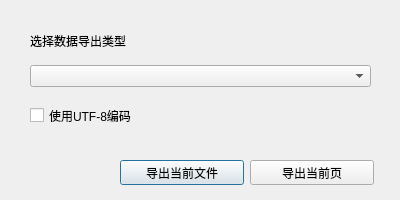
First picture: the form in src/dialogchooseexporttype.ui, repository cnldw/FinanceFileReader, before the edit.
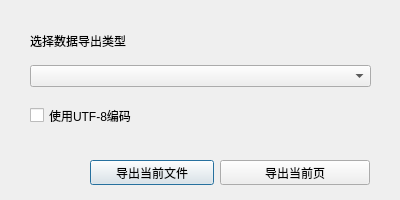
Second picture: the form after the edit.

```diff
--- a/src/dialogchooseexporttype.ui
+++ b/src/dialogchooseexporttype.ui
@@ -28,7 +28,7 @@
   <widget class="QPushButton" name="pushButtonAll">
    <property name="geometry">
     <rect>
-     <x>120</x>
+     <x>90</x>
      <y>160</y>
      <width>124</width>
      <height>25</height>
@@ -41,9 +41,9 @@
   <widget class="QPushButton" name="pushButtonCurrentPage">
    <property name="geometry">
     <rect>
-     <x>250</x>
+     <x>220</x>
      <y>160</y>
-     <width>124</width>
+     <width>150</width>
      <height>25</height>
     </rect>
    </property>
```
Left out of the diff: 1 changed line with no effect on the pictures.
